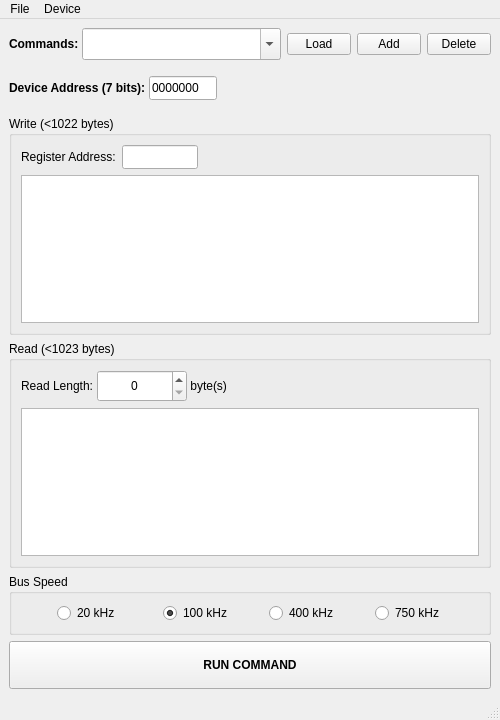
Above: mainwindow.ui from KreedM/CH341-I2C-Tool before the change. Below: the same form after it.
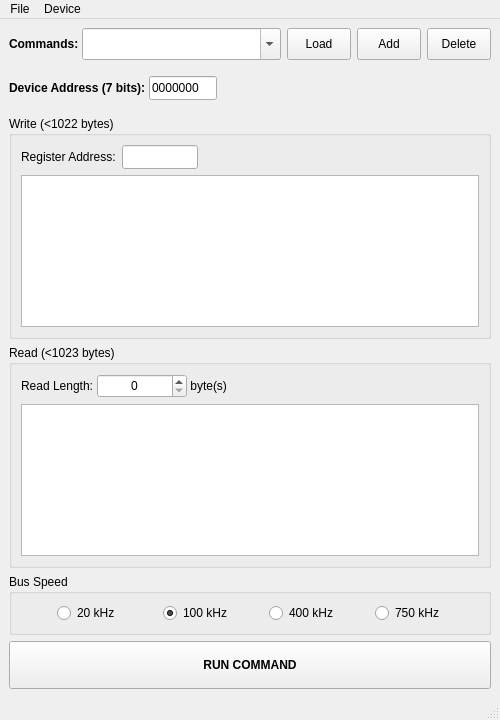
That is the form after the change.

Commit message: Build change and further UI adjustments

```diff
--- a/mainwindow.ui
+++ b/mainwindow.ui
@@ -97,7 +97,7 @@
           <property name="minimumSize">
            <size>
             <width>0</width>
-            <height>0</height>
+            <height>32</height>
            </size>
           </property>
           <property name="maximumSize">
@@ -122,6 +122,12 @@
             <verstretch>0</verstretch>
            </sizepolicy>
           </property>
+          <property name="minimumSize">
+           <size>
+            <width>0</width>
+            <height>32</height>
+           </size>
+          </property>
           <property name="maximumSize">
            <size>
             <width>64</width>
@@ -144,7 +150,7 @@
           <property name="minimumSize">
            <size>
             <width>0</width>
-            <height>0</height>
+            <height>32</height>
            </size>
           </property>
           <property name="maximumSize">
@@ -375,7 +381,7 @@
              <property name="minimumSize">
               <size>
                <width>90</width>
-               <height>32</height>
+               <height>24</height>
               </size>
              </property>
              <property name="maximumSize">
@@ -437,7 +443,7 @@
              <property name="sizeHint" stdset="0">
               <size>
                <width>40</width>
-               <height>32</height>
+               <height>24</height>
               </size>
              </property>
             </spacer>
```
Left out of the diff: 6 changed lines with no effect on the pictures. The commit also changes 2 other files.
